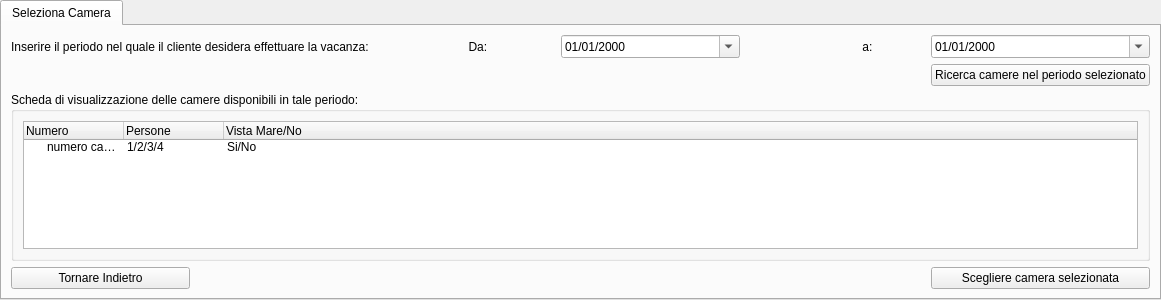
Above: ui/Receptionist/GestireLaVacanza/SelezionaCamera.ui from mdoraz/Hotel before the change. Below: the same form after it.
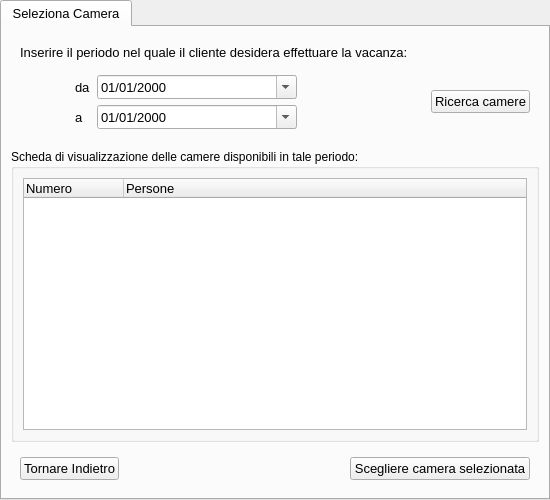
That is the form after the change.

Commit message: modifiche a nomi dei widget e a titoli finestre

Diff of the .ui file:
```diff
--- a/ui/Receptionist/GestireLaVacanza/SelezionaCamera.ui
+++ b/ui/Receptionist/GestireLaVacanza/SelezionaCamera.ui
@@ -6,10 +6,22 @@
    <rect>
     <x>0</x>
     <y>0</y>
-    <width>1161</width>
-    <height>300</height>
+    <width>550</width>
+    <height>500</height>
    </rect>
   </property>
+  <property name="minimumSize">
+   <size>
+    <width>550</width>
+    <height>500</height>
+   </size>
+  </property>
+  <property name="font">
+   <font>
+    <family>Arial</family>
+    <pointsize>10</pointsize>
+   </font>
+  </property>
   <property name="windowTitle">
    <string>Seleziona Camera</string>
   </property>
@@ -17,23 +29,56 @@
    <attribute name="title">
     <string>Seleziona Camera</string>
    </attribute>
+   <layout class="QVBoxLayout" name="verticalLayout_2">
+    <item>
+     <widget class="QWidget" name="widgetUp" native="true">
+      <property name="sizePolicy">
+       <sizepolicy hsizetype="Preferred" vsizetype="Preferred">
+        <horstretch>0</horstretch>
+        <verstretch>0</verstretch>
+       </sizepolicy>
+      </property>
    <layout class="QGridLayout" name="gridLayout">
-    <item row="1" column="5">
-     <widget class="QPushButton" name="btnRicercaCamerePeriodoSelezionato">
+       <property name="bottomMargin">
+        <number>5</number>
+       </property>
+       <item row="1" column="2">
+        <widget class="QPushButton" name="btnRicercaCamere">
+         <property name="sizePolicy">
+          <sizepolicy hsizetype="Fixed" vsizetype="Fixed">
+           <horstretch>0</horstretch>
+           <verstretch>0</verstretch>
+          </sizepolicy>
+         </property>
       <property name="text">
-       <string>Ricerca camere nel periodo selezionato</string>
+          <string>Ricerca camere</string>
       </property>
      </widget>
     </item>
-    <item row="0" column="4">
-     <widget class="QLabel" name="labelInserirePeriodoSvolgereVacanzaA">
+       <item row="1" column="1">
+        <widget class="QWidget" name="widgetDaA" native="true">
+         <property name="sizePolicy">
+          <sizepolicy hsizetype="Preferred" vsizetype="Preferred">
+           <horstretch>0</horstretch>
+           <verstretch>0</verstretch>
+          </sizepolicy>
+         </property>
+         <layout class="QFormLayout" name="formLayout">
+          <item row="1" column="0">
+           <widget class="QLabel" name="labelDa">
       <property name="text">
-       <string>                                   a:</string>
+             <string>da</string>
       </property>
      </widget>
     </item>
-    <item row="0" column="5">
-     <widget class="QDateEdit" name="dateeditInserirePeriodoSvolgereVacanzaA">
+          <item row="1" column="1">
+           <widget class="QDateEdit" name="dateeditDa">
+            <property name="maximumSize">
+             <size>
+              <width>200</width>
+              <height>16777215</height>
+             </size>
+            </property>
       <property name="displayFormat">
        <string>dd/MM/yyyy</string>
       </property>
@@ -42,8 +87,21 @@
       </property>
      </widget>
     </item>
-    <item row="0" column="3">
-     <widget class="QDateEdit" name="dateeditInserirePeriodoSvolgereVacanzaDa">
+          <item row="2" column="0">
+           <widget class="QLabel" name="labelA">
+            <property name="text">
+             <string>a</string>
+            </property>
+           </widget>
+          </item>
+          <item row="2" column="1">
+           <widget class="QDateEdit" name="dateeditA">
+            <property name="maximumSize">
+             <size>
+              <width>200</width>
+              <height>16777215</height>
+             </size>
+            </property>
       <property name="displayFormat">
        <string>dd/MM/yyyy</string>
       </property>
@@ -52,28 +110,61 @@
       </property>
      </widget>
     </item>
-    <item row="3" column="5">
-     <widget class="QPushButton" name="btnScegliereCameraSelezionata">
-      <property name="text">
-       <string>Scegliere camera selezionata</string>
-      </property>
-     </widget>
-    </item>
-    <item row="3" column="0">
-     <widget class="QPushButton" name="btnTornareIndietro">
+         </layout>
+        </widget>
+       </item>
+       <item row="1" column="0">
+        <spacer name="horizontalSpacer">
+         <property name="orientation">
+          <enum>Qt::Horizontal</enum>
+         </property>
+         <property name="sizeType">
+          <enum>QSizePolicy::Fixed</enum>
+         </property>
+         <property name="sizeHint" stdset="0">
+          <size>
+           <width>40</width>
+           <height>20</height>
+          </size>
+         </property>
+        </spacer>
+       </item>
+       <item row="0" column="0" colspan="3">
+        <widget class="QLabel" name="labelInserirePeriodoSvolgereVacanza">
       <property name="text">
-       <string>Tornare Indietro</string>
+          <string>Inserire il periodo nel quale il cliente desidera effettuare la vacanza:</string>
       </property>
      </widget>
     </item>
-    <item row="2" column="0" colspan="6">
-     <widget class="QGroupBox" name="groupboxSchedaVisualizzazioneCamereDisponibiliPeriodoSelezionato">
+      </layout>
+     </widget>
+    </item>
+    <item>
+     <widget class="QGroupBox" name="groupboxCamere">
+      <property name="sizePolicy">
+       <sizepolicy hsizetype="Preferred" vsizetype="Expanding">
+        <horstretch>0</horstretch>
+        <verstretch>0</verstretch>
+       </sizepolicy>
+      </property>
+      <property name="font">
+       <font>
+        <family>Arial</family>
+        <pointsize>9</pointsize>
+       </font>
+      </property>
       <property name="title">
        <string>Scheda di visualizzazione delle camere disponibili in tale periodo:</string>
       </property>
       <layout class="QVBoxLayout" name="verticalLayout">
        <item>
-        <widget class="QTreeWidget" name="treewidgetSpecificheCamereDaSelezionare">
+        <widget class="QTreeWidget" name="treeWidgetCamere">
+         <property name="font">
+          <font>
+           <family>Arial</family>
+           <pointsize>10</pointsize>
+          </font>
+         </property>
          <column>
           <property name="text">
            <string>Numero</string>
@@ -84,59 +175,49 @@
            <string>Persone</string>
           </property>
          </column>
-         <column>
-          <property name="text">
-           <string>Vista Mare/No</string>
-          </property>
-         </column>
-         <item>
-          <property name="text">
-           <string>numero camera</string>
-          </property>
-          <property name="text">
-           <string>1/2/3/4</string>
-          </property>
-          <property name="text">
-           <string>Si/No</string>
-          </property>
-         </item>
         </widget>
        </item>
       </layout>
      </widget>
     </item>
-    <item row="0" column="0" colspan="3">
-     <widget class="QLabel" name="labelInserirePeriodoSvolgereVacanzaDa">
+    <item>
+     <widget class="QWidget" name="widgetDown" native="true">
+      <property name="sizePolicy">
+       <sizepolicy hsizetype="Preferred" vsizetype="Preferred">
+        <horstretch>0</horstretch>
+        <verstretch>0</verstretch>
+       </sizepolicy>
+      </property>
+      <layout class="QHBoxLayout" name="horizontalLayout">
+       <item>
+        <widget class="QPushButton" name="btnIndietro">
       <property name="text">
-       <string>Inserire il periodo nel quale il cliente desidera effettuare la vacanza:                              Da:</string>
+          <string>Tornare Indietro</string>
       </property>
      </widget>
     </item>
-    <item row="3" column="1" colspan="4">
+       <item>
      <spacer name="horizontalSpacer_2">
       <property name="orientation">
        <enum>Qt::Horizontal</enum>
       </property>
       <property name="sizeHint" stdset="0">
        <size>
-        <width>40</width>
+           <width>135</width>
         <height>20</height>
        </size>
       </property>
      </spacer>
     </item>
-    <item row="1" column="0" colspan="5">
-     <spacer name="horizontalSpacer">
-      <property name="orientation">
-       <enum>Qt::Horizontal</enum>
-      </property>
-      <property name="sizeHint" stdset="0">
-       <size>
-        <width>40</width>
-        <height>20</height>
-       </size>
-      </property>
-     </spacer>
+       <item>
+        <widget class="QPushButton" name="btnConferma">
+         <property name="text">
+          <string>Scegliere camera selezionata</string>
+         </property>
+        </widget>
+       </item>
+      </layout>
+     </widget>
     </item>
    </layout>
   </widget>
```
Left out of the diff: 6 changed lines with no effect on the pictures. Lines whose indentation alone changed are shown as unchanged. The commit also changes 4 other files.
